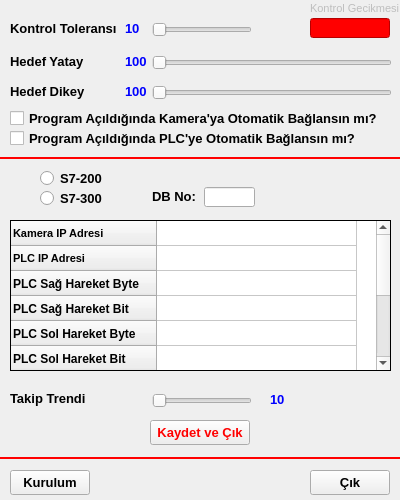
alikanarya/JTW, file settingsform.ui: the form before one commit.
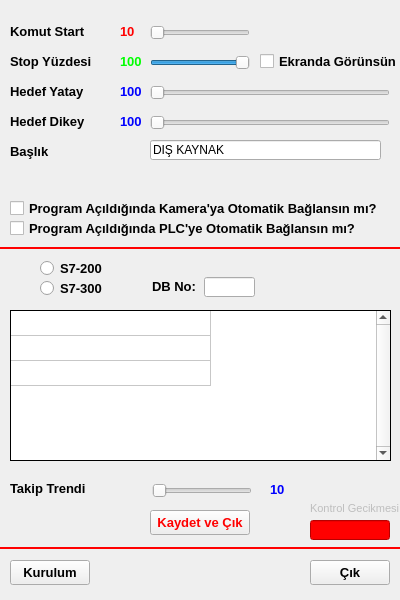
The form after the commit. Icons and pictures are not drawn.

The edit to the form file:
```diff
--- a/settingsform.ui
+++ b/settingsform.ui
@@ -10,7 +10,7 @@
     <x>0</x>
     <y>0</y>
     <width>400</width>
-    <height>500</height>
+    <height>600</height>
    </rect>
   </property>
   <property name="sizePolicy">
@@ -22,13 +22,13 @@
   <property name="minimumSize">
    <size>
     <width>400</width>
-    <height>500</height>
+    <height>600</height>
    </size>
   </property>
   <property name="maximumSize">
    <size>
     <width>400</width>
-    <height>500</height>
+    <height>600</height>
    </size>
   </property>
   <property name="windowTitle">
@@ -45,7 +45,7 @@
    <property name="geometry">
     <rect>
      <x>10</x>
-     <y>470</y>
+     <y>560</y>
      <width>80</width>
      <height>25</height>
     </rect>
@@ -69,7 +69,7 @@
    <property name="geometry">
     <rect>
      <x>10</x>
-     <y>20</y>
+     <y>23</y>
      <width>111</width>
      <height>16</height>
     </rect>
@@ -83,14 +83,14 @@
     </font>
    </property>
    <property name="text">
-    <string>Kontrol Toleransı</string>
+    <string>Komut Start</string>
    </property>
   </widget>
   <widget class="QSlider" name="errorLimitSlider">
    <property name="geometry">
     <rect>
-     <x>152</x>
-     <y>17</y>
+     <x>150</x>
+     <y>20</y>
      <width>100</width>
      <height>25</height>
     </rect>
@@ -111,8 +111,8 @@
   <widget class="QLabel" name="labelErrorLimit">
    <property name="geometry">
     <rect>
-     <x>125</x>
-     <y>20</y>
+     <x>120</x>
+     <y>23</y>
      <width>21</width>
      <height>16</height>
     </rect>
@@ -125,7 +125,7 @@
     </font>
    </property>
    <property name="styleSheet">
-    <string notr="true">color: rgb(0, 0, 255);</string>
+    <string notr="true">color: rgb(255, 0, 0);</string>
    </property>
    <property name="text">
     <string>10</string>
@@ -135,7 +135,7 @@
    <property name="geometry">
     <rect>
      <x>150</x>
-     <y>420</y>
+     <y>510</y>
      <width>100</width>
      <height>25</height>
     </rect>
@@ -162,7 +162,7 @@
    <property name="geometry">
     <rect>
      <x>310</x>
-     <y>470</y>
+     <y>560</y>
      <width>80</width>
      <height>25</height>
     </rect>
@@ -189,7 +189,7 @@
    <property name="geometry">
     <rect>
      <x>10</x>
-     <y>220</y>
+     <y>310</y>
      <width>381</width>
      <height>151</height>
     </rect>
@@ -219,7 +219,7 @@
     <bool>true</bool>
    </property>
    <property name="rowCount">
-    <number>10</number>
+    <number>3</number>
    </property>
    <property name="columnCount">
     <number>1</number>
@@ -237,7 +237,7 @@
     <number>200</number>
    </attribute>
    <attribute name="verticalHeaderVisible">
-    <bool>true</bool>
+    <bool>false</bool>
    </attribute>
    <attribute name="verticalHeaderCascadingSectionResizes">
     <bool>false</bool>
@@ -284,84 +284,19 @@
    </row>
    <row>
     <property name="text">
-     <string>PLC Sağ Hareket Byte</string>
+     <string>PLC Byte No</string>
     </property>
-    <property name="font">
-     <font>
-      <weight>75</weight>
-      <bold>true</bold>
-     </font>
-    </property>
-   </row>
-   <row>
-    <property name="text">
-     <string>PLC Sağ Hareket Bit</string>
-    </property>
-    <property name="font">
-     <font>
-      <weight>75</weight>
-      <bold>true</bold>
-     </font>
-    </property>
-   </row>
-   <row>
-    <property name="text">
-     <string>PLC Sol Hareket Byte</string>
-    </property>
-    <property name="font">
-     <font>
-      <weight>75</weight>
-      <bold>true</bold>
-     </font>
-    </property>
-   </row>
-   <row>
-    <property name="text">
-     <string>PLC Sol Hareket Bit</string>
-    </property>
-    <property name="font">
-     <font>
-      <weight>75</weight>
-      <bold>true</bold>
-     </font>
-    </property>
-   </row>
-   <row>
-    <property name="text">
-     <string>PLC Kumanda Stop Byte</string>
-    </property>
-    <property name="font">
-     <font>
-      <weight>75</weight>
-      <bold>true</bold>
-     </font>
-    </property>
-   </row>
-   <row>
-    <property name="text">
-     <string>PLC Kumanda Stop Bit</string>
-    </property>
-    <property name="font">
-     <font>
-      <weight>75</weight>
-      <bold>true</bold>
-     </font>
-    </property>
-   </row>
-   <row>
-    <property name="text">
-     <string>PLC Acil Stop Byte</string>
-    </property>
-    <property name="font">
-     <font>
-      <weight>75</weight>
-      <bold>true</bold>
-     </font>
-    </property>
-   </row>
-   <row>
-    <property name="text">
-     <string>PLC Acil Stop Bit</string>
+    <property name="toolTip">
+     <string>&lt;!DOCTYPE HTML PUBLIC &quot;-//W3C//DTD HTML 4.0//EN&quot; &quot;http://www.w3.org/TR/REC-html40/strict.dtd&quot;&gt;
+&lt;html&gt;&lt;head&gt;&lt;meta name=&quot;qrichtext&quot; content=&quot;1&quot; /&gt;&lt;style type=&quot;text/css&quot;&gt;
+p, li { white-space: pre-wrap; }
+&lt;/style&gt;&lt;/head&gt;&lt;body style=&quot; font-family:'MS Shell Dlg 2'; font-size:8.25pt; font-weight:400; font-style:normal;&quot;&gt;
+&lt;p style=&quot; margin-top:0px; margin-bottom:0px; margin-left:0px; margin-right:0px; -qt-block-indent:0; text-indent:0px;&quot;&gt;&lt;span style=&quot; font-weight:600; color:#ff0000;&quot;&gt;PLC Databloğuna yapılması gereken girdiler&lt;/span&gt;&lt;/p&gt;
+&lt;p style=&quot; margin-top:0px; margin-bottom:0px; margin-left:0px; margin-right:0px; -qt-block-indent:0; text-indent:0px;&quot;&gt;&lt;span style=&quot; font-weight:600; color:#ff0000;&quot;&gt;Bit X.0: Eklem SAĞDA&lt;/span&gt;&lt;/p&gt;
+&lt;p style=&quot; margin-top:0px; margin-bottom:0px; margin-left:0px; margin-right:0px; -qt-block-indent:0; text-indent:0px;&quot;&gt;&lt;span style=&quot; font-weight:600; color:#ff0000;&quot;&gt;Bit X.1: Eklem SOLDA&lt;/span&gt;&lt;/p&gt;
+&lt;p style=&quot; margin-top:0px; margin-bottom:0px; margin-left:0px; margin-right:0px; -qt-block-indent:0; text-indent:0px;&quot;&gt;&lt;span style=&quot; font-weight:600; color:#ff0000;&quot;&gt;Bit X.2: Stop&lt;/span&gt;&lt;/p&gt;
+&lt;p style=&quot; margin-top:0px; margin-bottom:0px; margin-left:0px; margin-right:0px; -qt-block-indent:0; text-indent:0px;&quot;&gt;&lt;span style=&quot; font-weight:600; color:#ff0000;&quot;&gt;Bit X.3: Acil Stop&lt;/span&gt;&lt;/p&gt;
+&lt;p style=&quot;-qt-paragraph-type:empty; margin-top:0px; margin-bottom:0px; margin-left:0px; margin-right:0px; -qt-block-indent:0; text-indent:0px; font-weight:600; color:#ff0000;&quot;&gt;&lt;/p&gt;&lt;/body&gt;&lt;/html&gt;</string>
     </property>
     <property name="font">
      <font>
@@ -392,7 +327,7 @@
    <property name="geometry">
     <rect>
      <x>152</x>
-     <y>388</y>
+     <y>478</y>
      <width>100</width>
      <height>25</height>
     </rect>
@@ -420,7 +355,7 @@
    <property name="geometry">
     <rect>
      <x>270</x>
-     <y>391</y>
+     <y>481</y>
      <width>31</width>
      <height>16</height>
     </rect>
@@ -443,7 +378,7 @@
    <property name="geometry">
     <rect>
      <x>10</x>
-     <y>390</y>
+     <y>480</y>
      <width>91</width>
      <height>16</height>
     </rect>
@@ -464,7 +399,7 @@
    <property name="geometry">
     <rect>
      <x>10</x>
-     <y>130</y>
+     <y>220</y>
      <width>361</width>
      <height>17</height>
     </rect>
@@ -485,7 +420,7 @@
    <property name="geometry">
     <rect>
      <x>10</x>
-     <y>110</y>
+     <y>200</y>
      <width>381</width>
      <height>17</height>
     </rect>
@@ -506,7 +441,7 @@
    <property name="geometry">
     <rect>
      <x>0</x>
-     <y>450</y>
+     <y>540</y>
      <width>400</width>
      <height>16</height>
     </rect>
@@ -528,7 +463,7 @@
    <property name="geometry">
     <rect>
      <x>0</x>
-     <y>150</y>
+     <y>240</y>
      <width>400</width>
      <height>16</height>
     </rect>
@@ -550,7 +485,7 @@
    <property name="geometry">
     <rect>
      <x>40</x>
-     <y>170</y>
+     <y>260</y>
      <width>82</width>
      <height>17</height>
     </rect>
@@ -574,7 +509,7 @@
    <property name="geometry">
     <rect>
      <x>40</x>
-     <y>190</y>
+     <y>280</y>
      <width>82</width>
      <height>17</height>
     </rect>
@@ -598,7 +533,7 @@
    <property name="geometry">
     <rect>
      <x>152</x>
-     <y>190</y>
+     <y>280</y>
      <width>46</width>
      <height>13</height>
     </rect>
@@ -619,7 +554,7 @@
    <property name="geometry">
     <rect>
      <x>204</x>
-     <y>187</y>
+     <y>277</y>
      <width>51</width>
      <height>20</height>
     </rect>
@@ -635,7 +570,7 @@
    <property name="geometry">
     <rect>
      <x>310</x>
-     <y>18</y>
+     <y>520</y>
      <width>80</width>
      <height>20</height>
     </rect>
@@ -689,7 +624,7 @@
    <property name="geometry">
     <rect>
      <x>310</x>
-     <y>0</y>
+     <y>500</y>
      <width>91</width>
      <height>16</height>
     </rect>
@@ -709,8 +644,8 @@
   <widget class="QSlider" name="targetSlider">
    <property name="geometry">
     <rect>
-     <x>152</x>
-     <y>50</y>
+     <x>150</x>
+     <y>80</y>
      <width>240</width>
      <height>25</height>
     </rect>
@@ -735,7 +670,7 @@
    <property name="geometry">
     <rect>
      <x>10</x>
-     <y>53</y>
+     <y>83</y>
      <width>91</width>
      <height>16</height>
     </rect>
@@ -755,8 +690,8 @@
   <widget class="QLabel" name="labelTarget">
    <property name="geometry">
     <rect>
-     <x>125</x>
-     <y>53</y>
+     <x>120</x>
+     <y>83</y>
      <width>25</width>
      <height>16</height>
     </rect>
@@ -779,7 +714,7 @@
    <property name="geometry">
     <rect>
      <x>10</x>
-     <y>83</y>
+     <y>113</y>
      <width>91</width>
      <height>16</height>
     </rect>
@@ -799,8 +734,8 @@
   <widget class="QLabel" name="labelTargetVert">
    <property name="geometry">
     <rect>
-     <x>125</x>
-     <y>83</y>
+     <x>120</x>
+     <y>113</y>
      <width>30</width>
      <height>16</height>
     </rect>
@@ -822,8 +757,8 @@
   <widget class="QSlider" name="targetVertSlider">
    <property name="geometry">
     <rect>
-     <x>152</x>
-     <y>80</y>
+     <x>150</x>
+     <y>110</y>
      <width>240</width>
      <height>25</height>
     </rect>
@@ -844,6 +779,143 @@
     <enum>Qt::Horizontal</enum>
    </property>
   </widget>
+  <widget class="QLabel" name="labelErrorScale">
+   <property name="geometry">
+    <rect>
+     <x>120</x>
+     <y>53</y>
+     <width>25</width>
+     <height>16</height>
+    </rect>
+   </property>
+   <property name="font">
+    <font>
+     <pointsize>10</pointsize>
+     <weight>75</weight>
+     <bold>true</bold>
+    </font>
+   </property>
+   <property name="styleSheet">
+    <string notr="true">color: rgb(0, 255, 0);</string>
+   </property>
+   <property name="text">
+    <string>100</string>
+   </property>
+  </widget>
+  <widget class="QSlider" name="errorScaleSlider">
+   <property name="geometry">
+    <rect>
+     <x>150</x>
+     <y>50</y>
+     <width>100</width>
+     <height>25</height>
+    </rect>
+   </property>
+   <property name="minimum">
+    <number>0</number>
+   </property>
+   <property name="maximum">
+    <number>100</number>
+   </property>
+   <property name="pageStep">
+    <number>5</number>
+   </property>
+   <property name="value">
+    <number>100</number>
+   </property>
+   <property name="orientation">
+    <enum>Qt::Horizontal</enum>
+   </property>
+  </widget>
+  <widget class="QLabel" name="label_7">
+   <property name="geometry">
+    <rect>
+     <x>10</x>
+     <y>53</y>
+     <width>111</width>
+     <height>16</height>
+    </rect>
+   </property>
+   <property name="font">
+    <font>
+     <family>Arial</family>
+     <pointsize>10</pointsize>
+     <weight>75</weight>
+     <bold>true</bold>
+    </font>
+   </property>
+   <property name="text">
+    <string>Stop Yüzdesi</string>
+   </property>
+  </widget>
+  <widget class="QCheckBox" name="checkErrorStopVisible">
+   <property name="geometry">
+    <rect>
+     <x>260</x>
+     <y>53</y>
+     <width>141</width>
+     <height>17</height>
+    </rect>
+   </property>
+   <property name="font">
+    <font>
+     <family>Arial</family>
+     <pointsize>10</pointsize>
+     <weight>75</weight>
+     <bold>true</bold>
+    </font>
+   </property>
+   <property name="text">
+    <string>Ekranda Görünsün</string>
+   </property>
+  </widget>
+  <widget class="QLabel" name="label_8">
+   <property name="geometry">
+    <rect>
+     <x>10</x>
+     <y>143</y>
+     <width>91</width>
+     <height>16</height>
+    </rect>
+   </property>
+   <property name="font">
+    <font>
+     <family>Arial</family>
+     <pointsize>10</pointsize>
+     <weight>75</weight>
+     <bold>true</bold>
+    </font>
+   </property>
+   <property name="text">
+    <string>Başlık</string>
+   </property>
+  </widget>
+  <widget class="QLineEdit" name="editTitle">
+   <property name="geometry">
+    <rect>
+     <x>150</x>
+     <y>140</y>
+     <width>231</width>
+     <height>20</height>
+    </rect>
+   </property>
+   <property name="toolTip">
+    <string>&lt;!DOCTYPE HTML PUBLIC &quot;-//W3C//DTD HTML 4.0//EN&quot; &quot;http://www.w3.org/TR/REC-html40/strict.dtd&quot;&gt;
+&lt;html&gt;&lt;head&gt;&lt;meta name=&quot;qrichtext&quot; content=&quot;1&quot; /&gt;&lt;style type=&quot;text/css&quot;&gt;
+p, li { white-space: pre-wrap; }
+&lt;/style&gt;&lt;/head&gt;&lt;body style=&quot; font-family:'MS Shell Dlg 2'; font-size:8.25pt; font-weight:400; font-style:normal;&quot;&gt;
+&lt;p style=&quot; margin-top:0px; margin-bottom:0px; margin-left:0px; margin-right:0px; -qt-block-indent:0; text-indent:0px;&quot;&gt;&lt;span style=&quot; color:#ff0000;&quot;&gt;Aktif olabilmesi için programı yeniden başlatmanız gerekir.&lt;/span&gt;&lt;/p&gt;&lt;/body&gt;&lt;/html&gt;</string>
+   </property>
+   <property name="inputMask">
+    <string/>
+   </property>
+   <property name="text">
+    <string>DIŞ KAYNAK</string>
+   </property>
+   <property name="maxLength">
+    <number>20</number>
+   </property>
+  </widget>
  </widget>
  <resources>
   <include location="icons.qrc"/>
```
Left out of the diff: 60 changed lines with no effect on the pictures.
